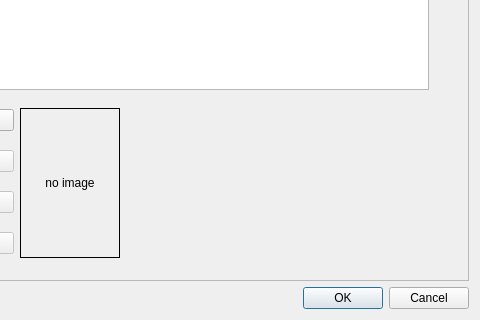
Old version of the form src/IDlgEditWpt.ui in the repository ntruchsess/QLandkarteGT; both pictures show x 249 to 729 and y 262 to 582 of the 729 by 582 pixel window.
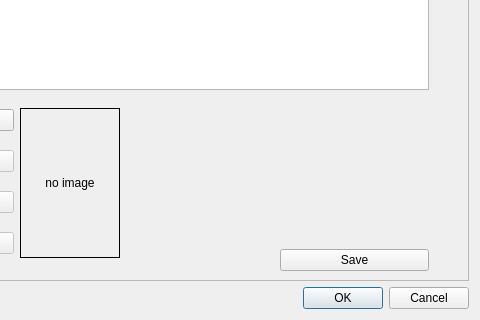
New version of the form.

Commit message: add save barcode key

```diff
--- a/src/IDlgEditWpt.ui
+++ b/src/IDlgEditWpt.ui
@@ -289,11 +289,22 @@
          </widget>
         </item>
         <item>
+         <layout class="QVBoxLayout" name="verticalLayout">
+          <item>
          <widget class="QLabel" name="labelBarcode">
           <property name="text">
            <string/>
           </property>
          </widget>
+          </item>
+          <item>
+           <widget class="QPushButton" name="pushSaveBarcode">
+            <property name="text">
+             <string>Save</string>
+            </property>
+           </widget>
+          </item>
+         </layout>
         </item>
        </layout>
       </item>
```
Lines whose indentation alone changed are shown as unchanged. The commit also changes 2 other files.
